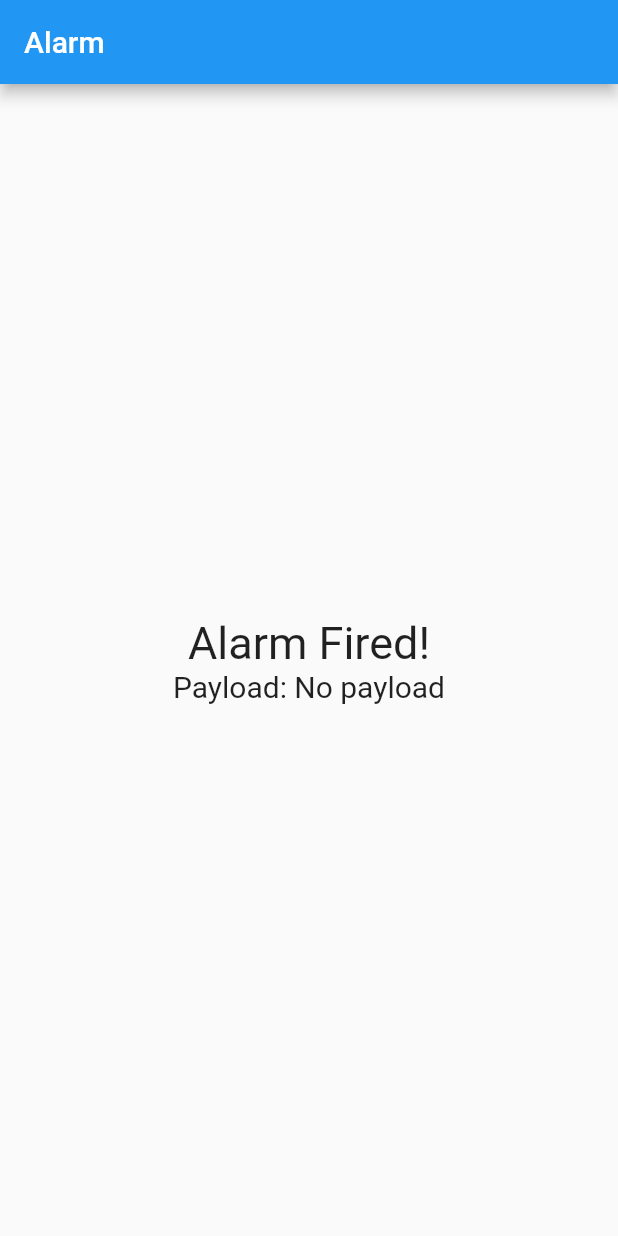
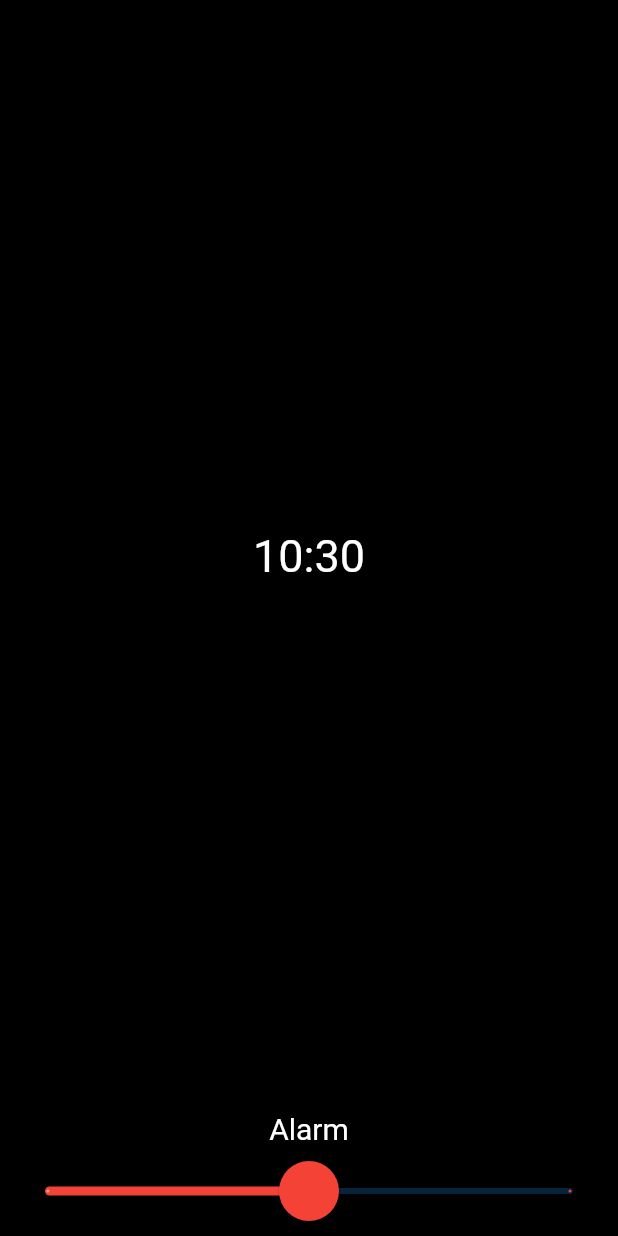
Before and after one commit to niektuytel/Mindr.Samples.Alarm, a Flutter app: the AlarmScreen screen opened directly, on a phone screen of 412 x 824 dp. Run offline on Flutter 3.47's test engine with Material 2 defaults, Android fonts, the phone set to English and light mode, and no system bars; our stand-ins replace flutter_local_notifications, sqflite; missing offline and left inert: android_alarm_manager_plus, dart:ffi; accounts and stored records are empty; generated files the repository leaves out were written again.

Commit message:
Update alarm_screen.dart

```diff
--- a/alarm/lib/src/sample_feature/alarm_screen.dart
+++ b/alarm/lib/src/sample_feature/alarm_screen.dart
@@ -10,27 +10,71 @@ class AlarmScreen extends StatefulWidget {
 }
 
 class _AlarmScreenState extends State<AlarmScreen> {
+  late double _dragValue;
+
+  @override
+  void initState() {
+    super.initState();
+    _dragValue = 0.0;
+  }
+
+  String _formatDateTime(DateTime dateTime) {
+    return "${dateTime.hour.toString().padLeft(2, '0')}:${dateTime.minute.toString().padLeft(2, '0')}";
+  }
+
+  void _onDragEnd(double details) {
+    if (_dragValue <= -0.5) {
+      print('Snooze function triggered');
+    } else if (_dragValue >= 0.5) {
+      print('Stop alarm function triggered');
+    }
+    _dragValue = 0.0;
+  }
+
   @override
   Widget build(BuildContext context) {
     return Scaffold(
-      appBar: AppBar(
-        title: Text('Alarm'),
-      ),
-      body: Center(
-        child: Column(
-          mainAxisAlignment: MainAxisAlignment.center,
-          children: <Widget>[
-            Text(
-              'Alarm Fired!',
-              style: TextStyle(fontSize: 30),
+      backgroundColor: Colors.black,
+      body: Column(
+        mainAxisAlignment: MainAxisAlignment.center,
+        children: <Widget>[
+          Expanded(
+            child: Center(
+              child: Text(
+                _formatDateTime(DateTime.now()),
+                style: TextStyle(fontSize: 30, color: Colors.white),
+                textAlign: TextAlign.center,
+              ),
             ),
-            Text(
-              'Payload: ${widget.payload ?? 'No payload'}',
-              style: TextStyle(fontSize: 20),
+          ),
+          Text(
+            'Alarm',
+            style: TextStyle(fontSize: 20, color: Colors.white),
+            textAlign: TextAlign.center,
+          ),
+          SliderTheme(
+            data: SliderThemeData(
+              trackHeight: 4.0,
+              thumbColor: Colors.blue,
+              thumbShape: RoundSliderThumbShape(enabledThumbRadius: 20.0),
+              overlayShape: RoundSliderOverlayShape(overlayRadius: 30.0),
             ),
-            // Here, you can also add 'Snooze' and 'Dismiss' buttons, and handle their functionality.
-          ],
-        ),
+            child: Slider(
+              value: _dragValue,
+              onChanged: (newValue) {
+                setState(() {
+                  _dragValue = newValue;
+                });
+              },
+              onChangeEnd: _onDragEnd,
+              min: -1.0,
+              max: 1.0,
+              divisions: 2,
+              label: _dragValue < 0 ? 'Snooze' : 'Stop',
+              activeColor: _dragValue < 0 ? Colors.blue : Colors.red,
+            ),
+          ),
+        ],
       ),
     );
   }
```
